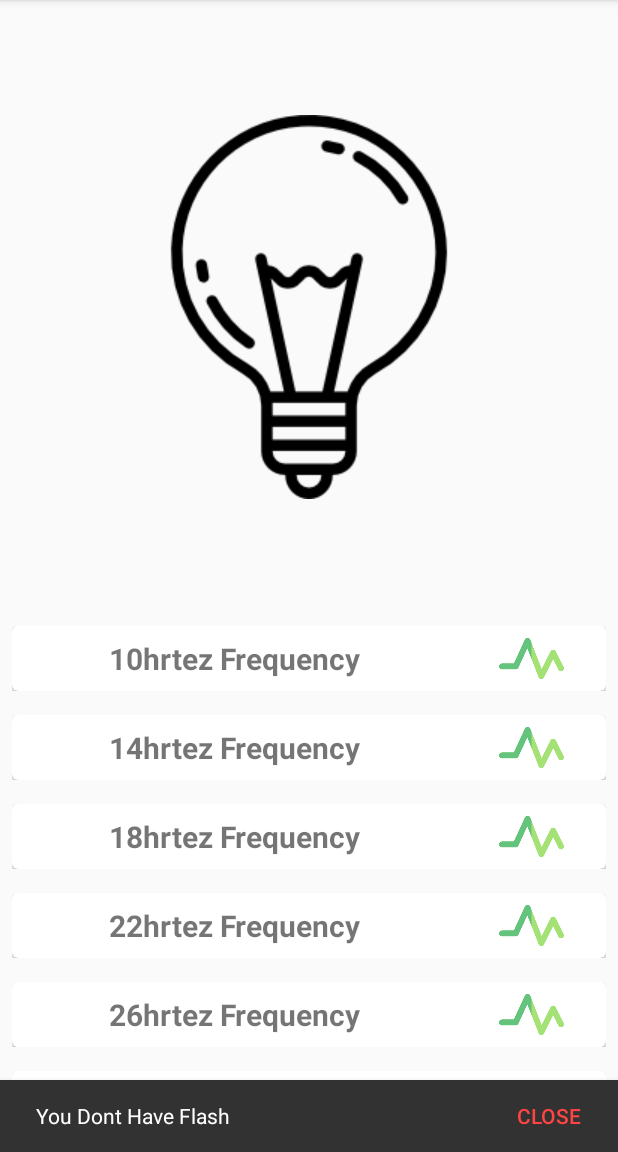
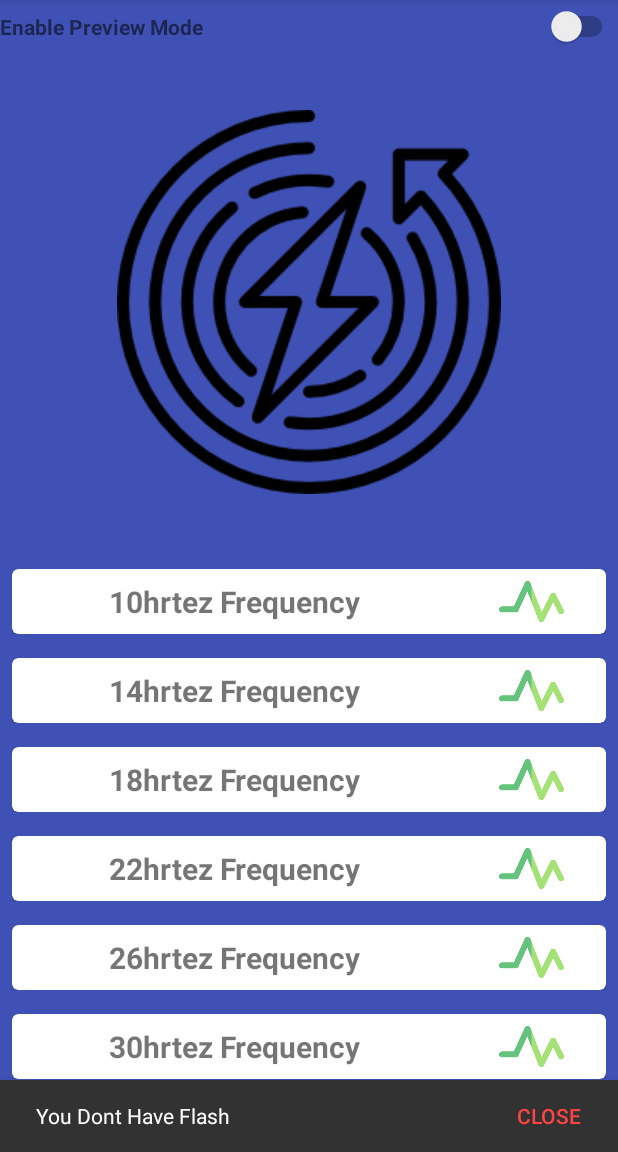
Before and after one commit to jaindheerain/ZhilMil, an Android app: the MainActivity screen opened directly, with no data from a screen before it, on a phone screen of 412 x 824 dp, the part 84-1236 px from its top. Run offline under Robolectric (Android 15) with nearby library versions, the phone set to English and light mode, and no system bars; 1 statement that could not run was skipped.

Commit message:
UiChanges;EnableAdded

```diff
--- a/app/build.gradle
+++ b/app/build.gradle
@@ -27,6 +27,7 @@ dependencies {
     compile 'com.android.support:appcompat-v7:25.3.1'
     compile 'com.android.support.constraint:constraint-layout:1.0.2'
     compile 'com.android.support:design:25.3.1'
+    compile 'uk.co.samuelwall:material-tap-target-prompt:1.12.0'
     testCompile 'junit:junit:4.12'
 
 
--- a/app/src/main/java/dheerain/jain/zhilmil/FrequencyAdapter.java
+++ b/app/src/main/java/dheerain/jain/zhilmil/FrequencyAdapter.java
@@ -1,6 +1,7 @@
 package dheerain.jain.zhilmil;
 
 import android.content.Context;
+import android.content.SharedPreferences;
 import android.graphics.Color;
 import android.support.v7.widget.CardView;
 import android.support.v7.widget.RecyclerView;
@@ -20,9 +21,11 @@ public class FrequencyAdapter extends RecyclerView.Adapter<FrequencyAdapter.View
 
     ArrayList<frequency> frequencies;
     Context context;
+    SharedPreferences sharedPreferences;
     AsycObj asycObj=new AsycObj();
-    public FrequencyAdapter(ArrayList<frequency> frequencies,Context c) {
+    public FrequencyAdapter(ArrayList<frequency> frequencies,Context c,SharedPreferences sharedPreferences) {
 
+        this.sharedPreferences=sharedPreferences;
         asycObj.refrence((Communicator) c);
         this.frequencies=frequencies;
         context=c;
@@ -46,6 +49,7 @@ public class FrequencyAdapter extends RecyclerView.Adapter<FrequencyAdapter.View
                 reset();
                 notifyDataSetChanged();
                 MainActivity.delay=frequencies.get(position).getMilisec();
+                if(sharedPreferences.getBoolean("key",false))
                 asycObj.startFunction();
                 if(!frequencies.get(position).isClicked())
                     frequencies.get(position).setClicked(true);
--- a/app/src/main/java/dheerain/jain/zhilmil/MainActivity.java
+++ b/app/src/main/java/dheerain/jain/zhilmil/MainActivity.java
@@ -1,5 +1,7 @@
 package dheerain.jain.zhilmil;
 
+import android.content.Context;
+import android.content.SharedPreferences;
 import android.content.pm.PackageManager;
 import android.hardware.Camera;
 import android.os.AsyncTask;
@@ -11,6 +13,7 @@ import android.support.v7.widget.RecyclerView;
 import android.util.Log;
 import android.view.View;
 import android.widget.ImageView;
+import android.widget.Switch;
 import android.widget.Toast;
 
 import java.util.ArrayList;
@@ -22,23 +25,29 @@ public class MainActivity extends AppCompatActivity implements Communicator{
     ArrayList<frequency> freq=new ArrayList<>();
     Camera camera;
     RecyclerView recyclerView;
+    SharedPreferences sharedPreferences;
+    SharedPreferences.Editor editor;
     public ticker a=new ticker();
     boolean isClicked=false;
     public static int delay=100;
     private boolean isFlashOn=false;
     private Camera.Parameters parameters;
-
+    Switch aSwitch;
     @Override
     protected void onCreate(Bundle savedInstanceState) {
         super.onCreate(savedInstanceState);
         setContentView(R.layout.activity_main);
-recyclerView= (RecyclerView) findViewById(R.id.recyclerView);
+        recyclerView= (RecyclerView) findViewById(R.id.recyclerView);
+        aSwitch= (Switch) findViewById(R.id.aSwitch);
+        v=findViewById(android.R.id.content);
+        powerButton= (ImageView) findViewById(R.id.switchButton);
+        checkFlash();
         setArrray();
-        v=findViewById(android.R.id.content);
-        checkFlash();
-        powerButton= (ImageView) findViewById(R.id.switchButton);
-        powerButton.setImageResource(R.drawable.lightoff);
         getCamera();
+        powerButton.setImageResource(R.drawable.energyofff);
+        sharedPreferences=getSharedPreferences("enable", Context.MODE_PRIVATE);
+        editor = sharedPreferences.edit();
+        aSwitch.setChecked(sharedPreferences.getBoolean("key",false));
         powerButton.setOnClickListener(new View.OnClickListener() {
             @Override
             public void onClick(View v) {
@@ -60,9 +69,26 @@ recyclerView= (RecyclerView) findViewById(R.id.recyclerView);
             }
         });
 
+        aSwitch.setOnClickListener(new View.OnClickListener() {
+            @Override
+            public void onClick(View v) {
+                editor.putBoolean("key",aSwitch.isChecked());
+                editor.apply();
+                if(!aSwitch.isChecked()){
+                    if(!a.isCancelled()){
+                        a.cancel(true);
+                        powerButton.setImageResource(R.drawable.energyofff);
+                        isClicked=false;
+
+                    }
+                }
+
+            }
+        });
+
         RecyclerView.LayoutManager layoutManager = new LinearLayoutManager(this);
         recyclerView.setLayoutManager(layoutManager);
-        FrequencyAdapter frequencyAdapter = new FrequencyAdapter(freq,this);
+        FrequencyAdapter frequencyAdapter = new FrequencyAdapter(freq,this,sharedPreferences);
         recyclerView.setAdapter(frequencyAdapter);
 
     }
@@ -163,9 +189,9 @@ recyclerView= (RecyclerView) findViewById(R.id.recyclerView);
 
     void switchButton(){
         if(isClicked){
-            powerButton.setImageResource(R.drawable.lightoff);
+            powerButton.setImageResource(R.drawable.energyofff);
         }else{
-            powerButton.setImageResource(R.drawable.lighton);
+            powerButton.setImageResource(R.drawable.energyonn);
         }
     }
 
@@ -180,7 +206,7 @@ recyclerView= (RecyclerView) findViewById(R.id.recyclerView);
 
     @Override
     public void doTask() {
-            powerButton.setImageResource(R.drawable.lighton);
+            powerButton.setImageResource(R.drawable.energyonn);
             a.cancel(true);
             a=new ticker();
             a.execute();
--- a/app/src/main/res/layout/activity_main.xml
+++ b/app/src/main/res/layout/activity_main.xml
@@ -4,23 +4,46 @@
     xmlns:tools="http://schemas.android.com/tools"
     android:layout_width="match_parent"
     android:orientation="vertical"
+    android:background="@color/colorPrimary"
     android:layout_weight="3"
     android:layout_height="match_parent"
     android:id="@+id/relativeLayout"
     tools:context="dheerain.jain.zhilmil.MainActivity">
-
+<LinearLayout
+    android:paddingTop="4dp"
+    android:layout_width="match_parent"
+    android:layout_height="wrap_content"
+    android:weightSum="2"
+    android:orientation="horizontal">
+    <TextView
+        android:layout_weight="1.5"
+        android:gravity="left"
+        android:paddingTop="4dp"
+        android:layout_width="wrap_content"
+        android:layout_height="match_parent"
+        android:text="Enable Preview Mode"
+        android:textStyle="bold"
+        android:textSize="14dp"/>
+    <Switch
+    android:layout_width="0dp"
+        android:id="@+id/aSwitch"
+        android:layout_weight="0.5"
+    android:layout_height="wrap_content" />
+</LinearLayout>
     <ImageView
+        android:padding="12dp"
         android:layout_width="wrap_content"
         android:layout_height="0dp"
         android:id="@+id/switchButton"
         android:layout_gravity="center"
-        android:layout_weight="1.6"
+        android:layout_weight="1.2"
         android:src="@mipmap/ic_launcher"
         />
 
     <android.support.v7.widget.RecyclerView
         android:id="@+id/recyclerView"
         android:layout_weight="1.4"
+        android:background="@color/colorPrimary"
         android:layout_width="match_parent"
         android:layout_height="0dp"
         android:layout_alignParentBottom="true"
--- a/app/src/main/res/layout/layout_freq.xml
+++ b/app/src/main/res/layout/layout_freq.xml
@@ -8,10 +8,12 @@
     >
 
     <android.support.v7.widget.CardView
+        android:id="@+id/cardView"
         android:layout_width="match_parent"
-            android:id="@+id/cardView"
         android:layout_height="wrap_content"
-        app:cardCornerRadius="4dp">
+        android:elevation="20dp"
+        app:cardCornerRadius="4dp"
+        app:cardElevation="20dp">
 
         <LinearLayout
             android:layout_width="match_parent"
@@ -32,9 +34,9 @@
             <ImageView
                 android:id="@+id/icon_frequency"
                 android:layout_width="0dp"
-                android:src="@mipmap/ic_launcher_round"
                 android:layout_height="match_parent"
-                android:layout_weight="0.5" />
+                android:layout_weight="0.5"
+                android:src="@mipmap/ic_launcher_round" />
         </LinearLayout>
     </android.support.v7.widget.CardView>
 </LinearLayout>
```
Also changed, not shown: app/src/main/res/drawable/energyofff.png (renamed from app/src/main/res/drawable/energyoff.png), app/src/main/res/drawable/energyonn.png (renamed from app/src/main/res/drawable/energyon.png).
